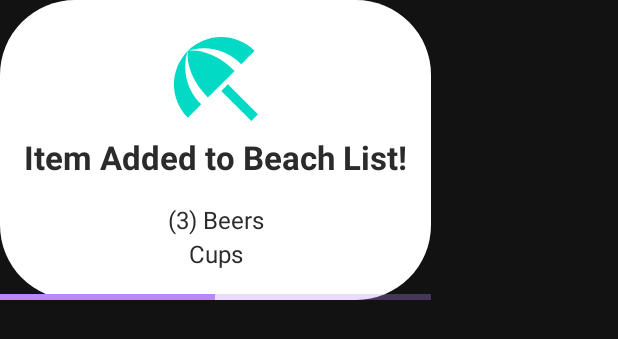
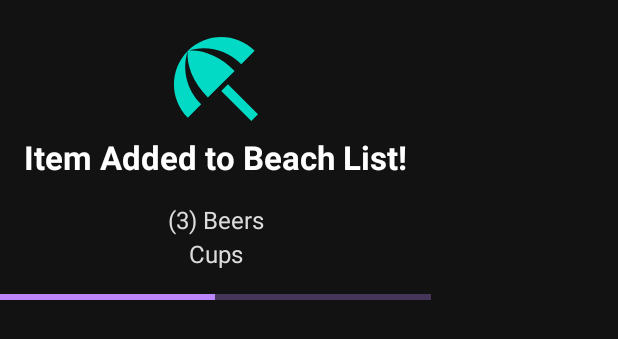
Before and after one commit to akm0012/BeachBuddy_Android_2, an Android app: the layout fragment_dialog_item_added.xml on its own in the app's theme, with its tools: preview values and no code run, on a phone screen of 412 x 824 dp. Shown: the top 339 px of the screen. Run offline under Robolectric (Android 15) with nearby library versions, the phone set to English and light mode, and no system bars; network calls fail.

Commit message:
Added more dark mode

```diff
--- a/app/src/main/java/com/andrewkingmarshall/beachbuddy2/ui/fragments/DashboardFragment.kt
+++ b/app/src/main/java/com/andrewkingmarshall/beachbuddy2/ui/fragments/DashboardFragment.kt
@@ -88,7 +88,11 @@ class DashboardFragment : Fragment() {
 
             leaderBoardView.setUsers(it, object : LeaderBoardView.InteractionListener {
                 override fun onSettingsClicked() {
-                    navController.navigate(R.id.action_dashboardFragment_to_scoreManagementFragment)
+
+                    // todo: do not merge
+                    navController.navigate(R.id.action_dashboardFragment_to_itemAddedDialogFragment)
+
+//                    navController.navigate(R.id.action_dashboardFragment_to_scoreManagementFragment)
                 }
 
                 override fun onDarkModeToggleClicked() {
--- a/app/src/main/res/drawable/rounded_white_rectangle.xml
+++ b/app/src/main/res/drawable/rounded_white_rectangle.xml
@@ -1,6 +1,6 @@
 <?xml version="1.0" encoding="utf-8"?>
 <shape xmlns:android="http://schemas.android.com/apk/res/android"
     android:shape="rectangle">
-    <solid android:color="@color/white" />
+    <solid android:color="@color/flag_red" />
     <corners android:radius="@dimen/rounded_corners" />
 </shape>
--- a/app/src/main/res/layout/compound_view_completed_items_empty_state.xml
+++ b/app/src/main/res/layout/compound_view_completed_items_empty_state.xml
@@ -23,7 +23,7 @@
         android:layout_marginTop="15dp"
         android:lineSpacingExtra="1.2dp"
         android:text="@string/requested_items_empty_state_message"
-        android:textColor="@color/dark_gray"
+        android:textColor="@color/dashboard_text"
         android:textSize="16sp"
         app:layout_constraintBottom_toBottomOf="parent"
         app:layout_constraintEnd_toEndOf="parent"
--- a/app/src/main/res/layout/compound_view_completed_items_header.xml
+++ b/app/src/main/res/layout/compound_view_completed_items_header.xml
@@ -23,7 +23,7 @@
         android:lineSpacingExtra="1.2dp"
         android:layout_marginTop="15dp"
         android:text="@string/requested_items_empty_state_message"
-        android:textColor="@color/dark_gray"
+        android:textColor="@color/dashboard_text"
         android:textSize="16sp"
         app:layout_constraintBottom_toTopOf="@id/completedTodayTextView"
         app:layout_constraintEnd_toEndOf="parent"
@@ -38,7 +38,7 @@
         android:layout_marginBottom="20dp"
         android:text="Completed Today"
         android:textAllCaps="true"
-        android:textColor="@color/cool"
+        android:textColor="@color/dashboard_text"
         android:textSize="12sp"
         app:layout_constraintBottom_toBottomOf="parent"
         app:layout_constraintEnd_toEndOf="parent"
--- a/app/src/main/res/layout/compound_view_requested_item.xml
+++ b/app/src/main/res/layout/compound_view_requested_item.xml
@@ -15,7 +15,7 @@
         android:layout_marginTop="5dp"
         android:layout_marginEnd="10dp"
         android:layout_marginBottom="5dp"
-        app:cardBackgroundColor="@color/white">
+        style="@style/DashboardTileTheme">
 
         <androidx.constraintlayout.widget.ConstraintLayout
             android:layout_width="match_parent"
@@ -41,7 +41,7 @@
                 android:layout_height="wrap_content"
                 android:layout_marginEnd="@dimen/standard_padding"
                 android:ellipsize="end"
-                android:textColor="@color/black_gray"
+                android:textColor="@color/dashboard_text_dark"
                 android:textSize="18sp"
                 android:textStyle="bold"
                 app:layout_constraintBottom_toTopOf="@id/subtitleTextView"
@@ -56,7 +56,7 @@
                 android:layout_height="wrap_content"
                 android:layout_marginEnd="@dimen/standard_padding"
                 android:ellipsize="end"
-                android:textColor="@color/dark_gray"
+                android:textColor="@color/dashboard_text"
                 android:textSize="14sp"
                 app:layout_constraintBottom_toBottomOf="parent"
                 app:layout_constraintStart_toStartOf="@id/itemTitleTextView"
--- a/app/src/main/res/layout/fragment_dialog_item_added.xml
+++ b/app/src/main/res/layout/fragment_dialog_item_added.xml
@@ -4,7 +4,6 @@
     xmlns:tools="http://schemas.android.com/tools"
     android:layout_width="wrap_content"
     android:layout_height="wrap_content"
-    android:background="@drawable/rounded_white_rectangle"
     tools:context=".ui.fragments.DashboardFragment">
 
     <ImageView
@@ -26,7 +25,7 @@
         android:paddingStart="@dimen/standard_padding"
         android:paddingEnd="@dimen/standard_padding"
         android:text="Item Added to Beach List!"
-        android:textColor="@color/black_gray"
+        android:textColor="@color/dashboard_text_dark"
         android:textSize="@dimen/dashboard_large_text_size"
         android:textStyle="bold"
         app:layout_constraintEnd_toEndOf="parent"
@@ -42,7 +41,7 @@
         android:gravity="center"
         android:lineSpacingMultiplier="1.2"
         android:text="(3) Beers\nCups"
-        android:textColor="@color/black_gray"
+        android:textColor="@color/dashboard_text"
         android:textSize="@dimen/dashboard_normal_text_size"
         app:layout_constraintBottom_toTopOf="@id/progressBar"
         app:layout_constraintEnd_toEndOf="parent"
--- a/app/src/main/res/layout/fragment_requested_items.xml
+++ b/app/src/main/res/layout/fragment_requested_items.xml
@@ -2,9 +2,9 @@
 <androidx.constraintlayout.widget.ConstraintLayout xmlns:android="http://schemas.android.com/apk/res/android"
     xmlns:app="http://schemas.android.com/apk/res-auto"
     xmlns:tools="http://schemas.android.com/tools"
+    style="@style/DashboardTheme"
     android:layout_width="match_parent"
     android:layout_height="match_parent"
-    android:background="@color/off_white"
     tools:context=".ui.fragments.RequestedItemsFragment">
 
     <androidx.swiperefreshlayout.widget.SwipeRefreshLayout
```
Also changed, not shown: app/src/main/java/com/andrewkingmarshall/beachbuddy2/ui/fragments/ItemAddedDialogFragment.kt (+4 -3 lines).
